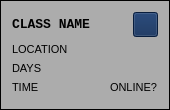
Before: the Qt Designer form 370-project/class_info_unit.ui in rochanehurst/CS370-Team3, drawn with Qt 5.
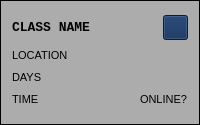
After: the same form once the commit is applied. Icons and pictures are not drawn.

```diff
--- a/370-project/class_info_unit.ui
+++ b/370-project/class_info_unit.ui
@@ -6,16 +6,22 @@
    <rect>
     <x>0</x>
     <y>0</y>
-    <width>170</width>
-    <height>110</height>
+    <width>200</width>
+    <height>125</height>
    </rect>
   </property>
   <property name="sizePolicy">
-   <sizepolicy hsizetype="Expanding" vsizetype="Fixed">
+   <sizepolicy hsizetype="MinimumExpanding" vsizetype="Fixed">
     <horstretch>0</horstretch>
     <verstretch>0</verstretch>
    </sizepolicy>
   </property>
+  <property name="minimumSize">
+   <size>
+    <width>0</width>
+    <height>0</height>
+   </size>
+  </property>
   <property name="palette">
    <palette>
     <active>
```
Left out of the diff: 8 changed lines with no effect on the pictures.
